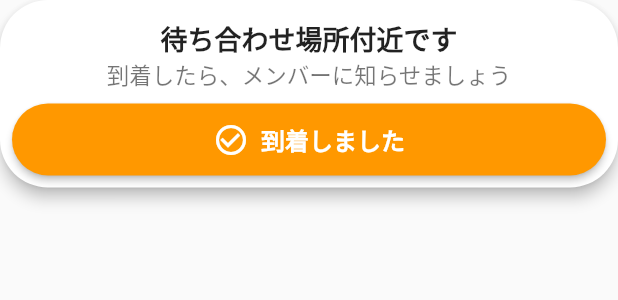
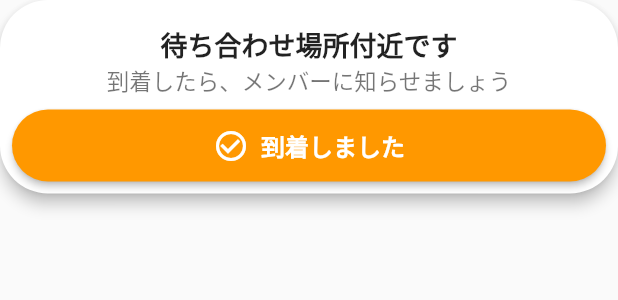
Before and after one commit to Al-Mikan/mesh-frontend, a Flutter app: the ArrivalConfirmationCard widget shown alone on an empty page, opened directly with empty values, on a phone screen of 412 x 824 dp. Shown: the top 300 px of the screen. Run offline on Flutter 3.47's test engine with Material 3 defaults, Android fonts, the phone set to English and light mode, and no system bars; our stand-ins replace app_links, confetti, dio, fixnum, flutter_datetime_picker_plus, flutter_local_notifications and 6 more; missing offline and left inert: background_locator_2, google_maps_webservice, grpc, haptic_feedback, protobuf, pull_down_button and 1 more; accounts and stored records are empty.

Commit message:
デザイン調整

```diff
--- a/lib/components/arrival_confirmation_card.dart
+++ b/lib/components/arrival_confirmation_card.dart
@@ -18,7 +18,7 @@ class ArrivalConfirmationCard extends StatelessWidget {
           mainAxisSize: MainAxisSize.min,
           children: [
             // アイコンとタイトル
-            const SizedBox(height: 4),
+            const SizedBox(height: 8),
             const Text(
               "待ち合わせ場所付近です",
               style: TextStyle(
--- a/lib/map_share_page.dart
+++ b/lib/map_share_page.dart
@@ -519,7 +519,7 @@ class _MapSharePageState extends ConsumerState<MapSharePage> {
           ),
           if (!hasArrived && _isNearMeetingPoint()) // 近くにいるかつ未到着なら表示
             Positioned(
-              top: 140,
+              top: 130,
               left: 12,
               right: 12,
               child: ArrivalConfirmationCard(onArrived: _onArrived),
```
